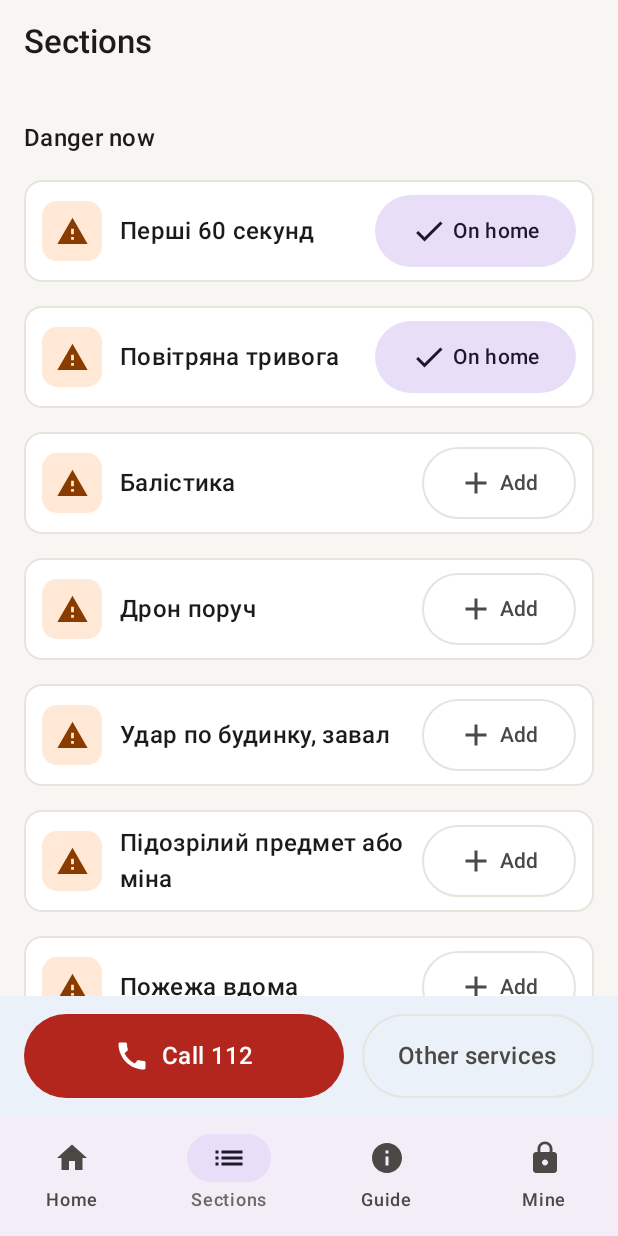
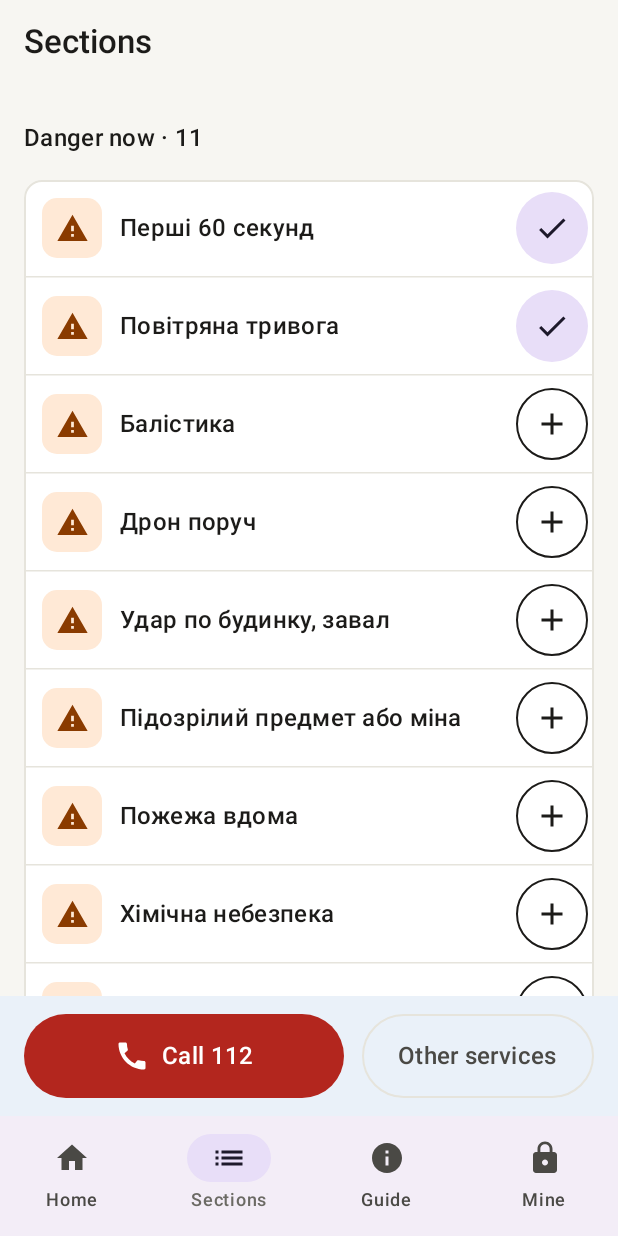
Before and after one commit to Marybezu/sprotyv, an Android app built with Jetpack Compose: the composable App shown on its own in the app's theme, item 2 of the bottom bar chosen, on a phone screen of 412 x 824 dp. Run offline under Robolectric (Android 15) with nearby library versions, the phone set to English and light mode, and no system bars; pictures from the network do not load.

Commit message:
Look: sections as framed groups with round pin switches, tables as one list, why and figure inside the step
Co-Authored-By: Marybezu <347567161+Marybezu@users.noreply.github.com>
Co-Authored-By: Claude Opus 5.5 <noreply@anthropic.com>
Claude-Session: https://claude.ai/code/session_0194twVcEBdLyZ5H55N7ftjW

```diff
--- a/app/src/main/java/ua/sprotyv/ui/TilesUi.kt
+++ b/app/src/main/java/ua/sprotyv/ui/TilesUi.kt
@@ -60,6 +60,9 @@ import androidx.compose.material3.HorizontalDivider
 import androidx.compose.material3.Icon
 import androidx.compose.material3.IconButton
 import androidx.compose.material3.MaterialTheme
+import androidx.compose.foundation.clickable
+import androidx.compose.material3.OutlinedIconButton
+import androidx.compose.material3.FilledTonalIconButton
 import androidx.compose.material3.Button
 import androidx.compose.material3.OutlinedButton
 import androidx.compose.material3.RadioButton
@@ -408,42 +411,46 @@ fun SectionsList(content: Content?, pins: List<String>, nav: Nav, onPin: (String
     lists.forEach { (title, ids) ->
         val infos = ids.mapNotNull { tileInfo(it, content) }
         if (infos.isEmpty()) return@forEach
-        Text(stringResource(title), style = MaterialTheme.typography.titleMedium, modifier = Modifier.padding(top = 8.dp).semantics { heading() })
-        infos.forEach { info ->
-            val pinned = info.id in pins
-            Card(
-                onClick = { nav.go(info.route) },
-                colors = CardDefaults.cardColors(containerColor = MaterialTheme.colorScheme.surface),
-                border = BorderStroke(1.dp, MaterialTheme.colorScheme.outlineVariant),
-                modifier = Modifier.fillMaxWidth().heightIn(min = 64.dp),
-            ) {
-                Row(Modifier.padding(horizontal = 12.dp, vertical = 10.dp), verticalAlignment = Alignment.CenterVertically) {
+        Text(
+            stringResource(title) + " · " + infos.size,
+            style = MaterialTheme.typography.titleMedium,
+            modifier = Modifier.padding(top = 8.dp).semantics { heading() },
+        )
+        // One frame per group, rows split by hairlines: the group is seen before its parts
+        Card(
+            colors = CardDefaults.cardColors(containerColor = MaterialTheme.colorScheme.surface),
+            border = BorderStroke(1.dp, MaterialTheme.colorScheme.outlineVariant),
+            modifier = Modifier.fillMaxWidth(),
+        ) {
+            infos.forEachIndexed { i, info ->
+                if (i > 0) HorizontalDivider(color = MaterialTheme.colorScheme.outlineVariant)
+                val pinned = info.id in pins
+                Row(
+                    Modifier.fillMaxWidth().heightIn(min = 64.dp).clickable { nav.go(info.route) }
+                        .padding(start = 12.dp, end = 4.dp, top = 8.dp, bottom = 8.dp),
+                    verticalAlignment = Alignment.CenterVertically,
+                ) {
                     IconBadge(info.icon, info.group.tint(), 40.dp)
                     Spacer(Modifier.width(12.dp))
                     Column(Modifier.weight(1f)) {
                         Text(info.title, style = MaterialTheme.typography.titleMedium, fontWeight = FontWeight.SemiBold)
                         if (info.hint.isNotBlank()) Text(info.hint, style = MaterialTheme.typography.bodySmall, color = MaterialTheme.colorScheme.onSurfaceVariant)
                     }
-                    Spacer(Modifier.width(8.dp))
+                    // A small round switch, not a wide button: the title keeps the whole line
                     if (pinned) {
-                        val say = stringResource(R.string.pin_remove_desc, info.title)
-                        FilledTonalButton(onClick = { onPin(info.id, false) }, modifier = Modifier.heightIn(min = 48.dp).clearAndSetSemantics { contentDescription = say; role = Role.Button }) {
-                            Icon(Icons.Filled.Check, contentDescription = null)
-                            Spacer(Modifier.width(4.dp))
-                            Text(stringResource(R.string.pin_added))
+                        FilledTonalIconButton(onClick = { onPin(info.id, false) }, modifier = Modifier.size(48.dp)) {
+                            Icon(Icons.Filled.Check, contentDescription = stringResource(R.string.pin_remove_desc, info.title))
                         }
                     } else {
-                        val say = stringResource(R.string.pin_add_desc, info.title)
-                        OutlinedButton(onClick = { onPin(info.id, true) }, enabled = !full, modifier = Modifier.heightIn(min = 48.dp).semantics(mergeDescendants = true) { contentDescription = say }) {
-                            Icon(Icons.Filled.Add, contentDescription = null)
-                            Spacer(Modifier.width(4.dp))
-                            Text(stringResource(R.string.pin_add))
+                        OutlinedIconButton(onClick = { onPin(info.id, true) }, enabled = !full, modifier = Modifier.size(48.dp)) {
+                            Icon(Icons.Filled.Add, contentDescription = stringResource(R.string.pin_add_desc, info.title))
                         }
                     }
                 }
             }
         }
     }
+    Text(stringResource(R.string.pin_legend), style = MaterialTheme.typography.bodySmall, color = MaterialTheme.colorScheme.onSurfaceVariant)
 }
 
 /** The person's tiles in their order, moved with buttons. In simple mode a line shows where the screen ends. */
--- a/app/src/main/res/values/strings.xml
+++ b/app/src/main/res/values/strings.xml
@@ -433,4 +433,5 @@
     <string name="practice_note">This is practice. In a real emergency, open the card.</string>
     <string name="practice_card">Test yourself: what would you do?</string>
     <string name="practice_card_kid">Let\'s play: what would you do?</string>
+    <string name="pin_legend">＋ adds to the home screen, ✓ is already there.</string>
 </resources>
```
Also changed, not shown: app/src/main/java/ua/sprotyv/ui/CardsUi.kt (+8 -2 lines), app/src/main/java/ua/sprotyv/ui/GuideUi.kt (+42 -13 lines), 1 other file.
